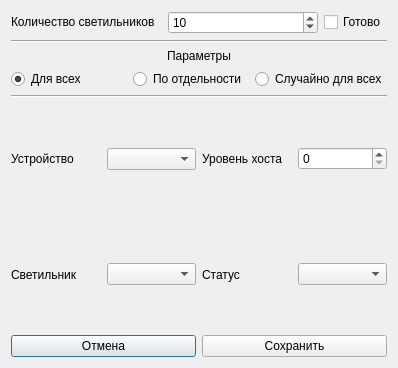
First picture: the form in lightdeviceswindow.ui, repository layxproud/QulonServerTest, before the edit.
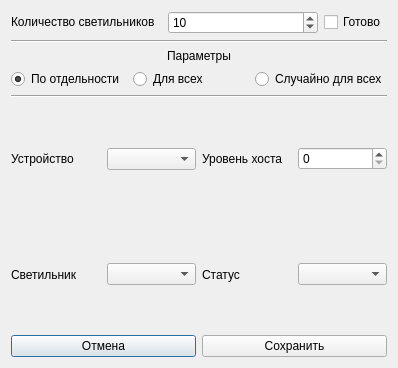
Second picture: the form after the edit.

Diff of the .ui file:
```diff
--- a/lightdeviceswindow.ui
+++ b/lightdeviceswindow.ui
@@ -76,16 +76,6 @@
    </item>
    <item>
     <layout class="QHBoxLayout" name="paramsRegimeLayout">
-     <item>
-      <widget class="QRadioButton" name="setForAllRadio">
-       <property name="text">
-        <string>Для всех</string>
-       </property>
-       <property name="checked">
-        <bool>true</bool>
-       </property>
-      </widget>
-     </item>
      <item>
       <widget class="QRadioButton" name="setForChosenRadio">
        <property name="sizePolicy">
@@ -96,6 +86,19 @@
        </property>
        <property name="text">
         <string>По отдельности</string>
+       </property>
+       <property name="checked">
+        <bool>true</bool>
+       </property>
+      </widget>
+     </item>
+     <item>
+      <widget class="QRadioButton" name="setForAllRadio">
+       <property name="text">
+        <string>Для всех</string>
+       </property>
+       <property name="checked">
+        <bool>false</bool>
        </property>
       </widget>
      </item>
```
